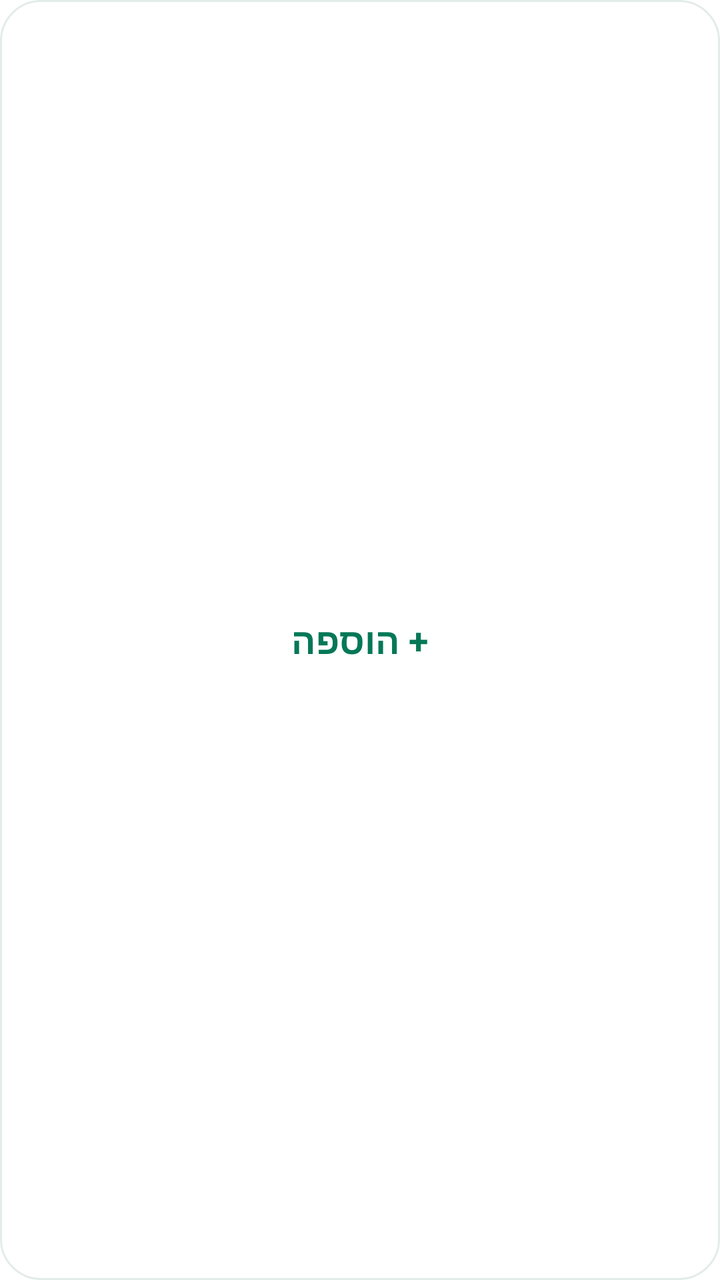
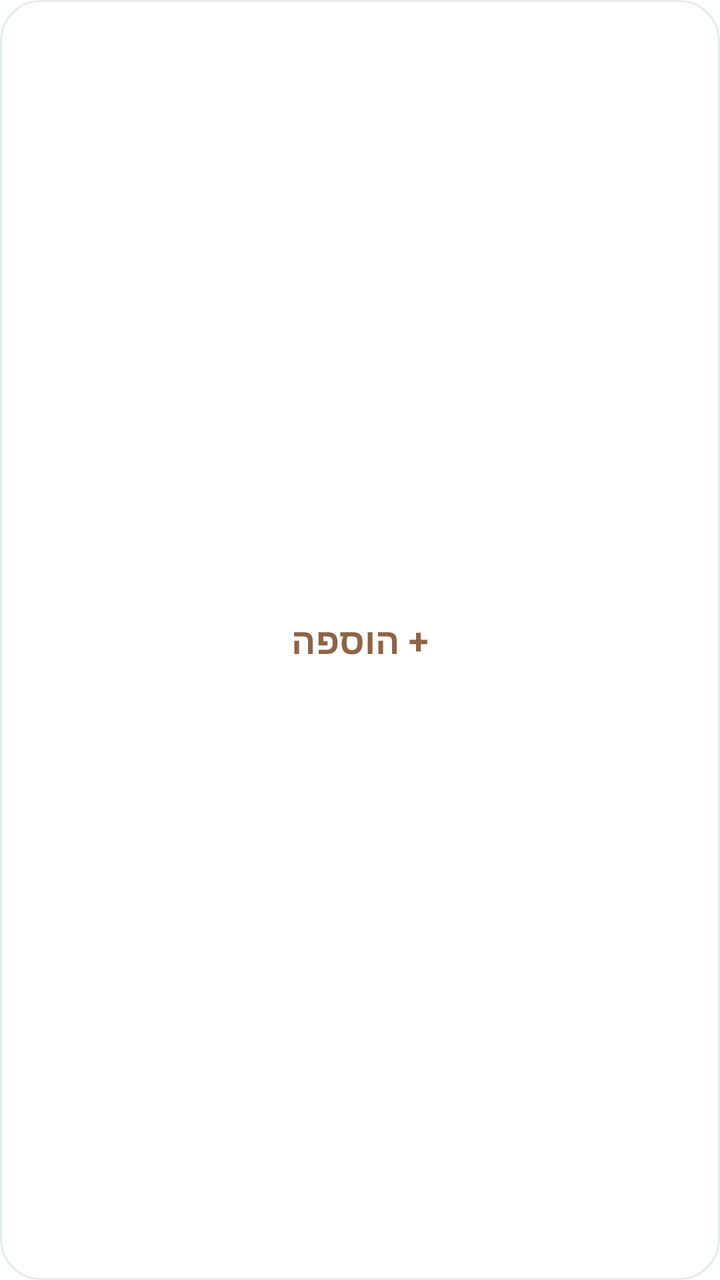

Compare the two renders of this Android layout. The source of the first and the diff that turns it into the second are given below.
<!-- AndroidManifest.xml: fallback theme Theme.MaterialComponents.DayNight.NoActionBar -->
<!-- res/layout/widget_quick_add.xml -->
<?xml version="1.0" encoding="utf-8"?>
<LinearLayout xmlns:android="http://schemas.android.com/apk/res/android"
    android:id="@+id/root"
    android:layout_width="match_parent"
    android:layout_height="match_parent"
    android:background="@drawable/widget_background"
    android:gravity="center"
    android:layoutDirection="rtl"
    android:orientation="horizontal"
    android:padding="12dp">
    <TextView
        android:layout_width="wrap_content"
        android:layout_height="wrap_content"
        android:text="+ הוספה"
        android:textColor="#047857"
        android:textSize="18sp"
        android:textStyle="bold" />
</LinearLayout>
<!-- resources referenced by this layout -->
<resources>
  <!-- drawable widget_background (drawable) -->
  <?xml version="1.0" encoding="utf-8"?>
  <shape xmlns:android="http://schemas.android.com/apk/res/android">
      <solid android:color="#FFFFFF" />
      <stroke android:width="1dp" android:color="#E4ECE8" />
      <corners android:radius="20dp" />
  </shape>
</resources>

<!-- the commit's change to res/layout/widget_quick_add.xml (unified diff, before → after) -->
@@ -12,7 +12,7 @@
         android:layout_width="wrap_content"
         android:layout_height="wrap_content"
         android:text="+ הוספה"
-        android:textColor="#047857"
+        android:textColor="#8C6446"
         android:textSize="18sp"
         android:textStyle="bold" />
 </LinearLayout>
